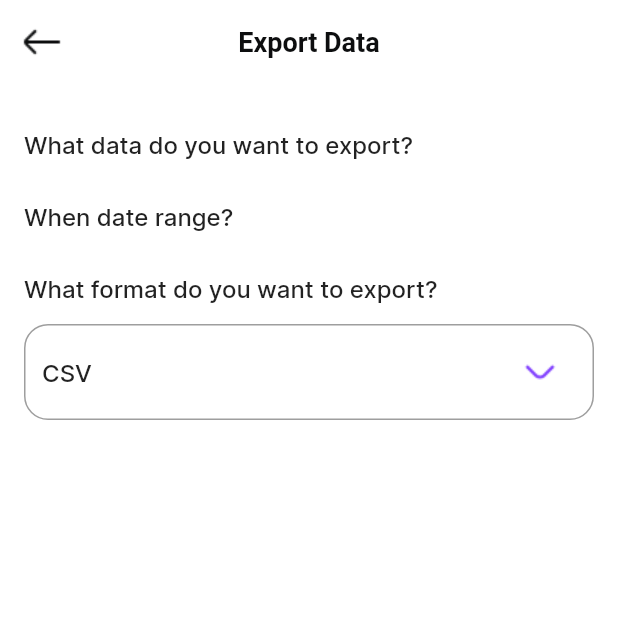
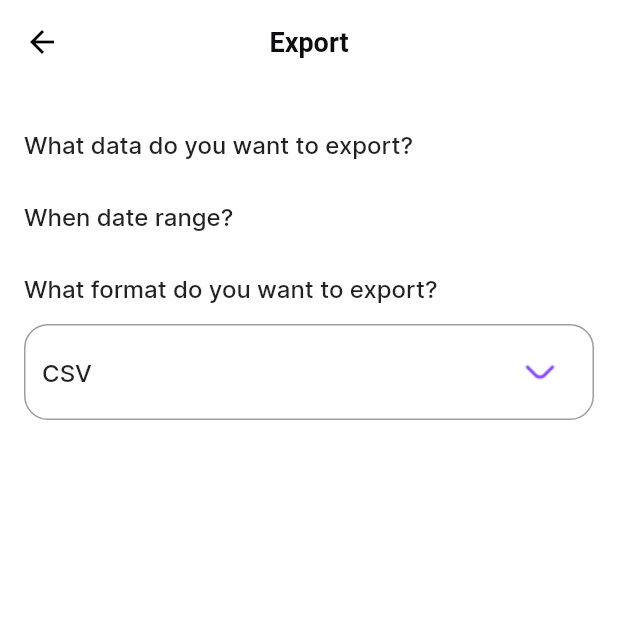
Before and after one commit to quydn720/expense-tracker, a Flutter app: the ExportPage screen opened by its route, on a phone screen of 412 x 824 dp, the top half of it. Run offline on Flutter 3.47's test engine with Material 2 defaults, Android fonts, the phone set to English and light mode, and no system bars; our stand-ins replace bloc, cloud_firestore, dartz, equatable, firebase_auth, firebase_core and 10 more; missing offline and left inert: firebase_auth_platform_interface; accounts and stored records are empty; statements that could not run were skipped.

Commit message:
Validate wallet state

```diff
--- a/lib/blocs/add_transaction/add_transaction_state.dart
+++ b/lib/blocs/add_transaction/add_transaction_state.dart
@@ -5,7 +5,7 @@ class AddTransactionState with _$AddTransactionState {
   const factory AddTransactionState({
     @Default(MoneyAmount.pure()) MoneyAmount amount,
     @Default('Category') String category,
-    Wallet? wallet,
+    @Default(Wallet.pure('', 0, '', '', Color(0xff000000))) Wallet wallet,
     String? description,
     @Default(FormzStatus.pure) FormzStatus status,
   }) = _AddTransactionState;
--- a/lib/presentations/pages/profile/account/account_page.dart
+++ b/lib/presentations/pages/profile/account/account_page.dart
@@ -13,7 +13,6 @@ class AccountPage extends StatelessWidget {
   Widget build(BuildContext context) {
     return Scaffold(
       appBar: AppBar(
-        iconTheme: const IconThemeData(color: Colors.black),
         title: const Text('Account', style: TextStyle(color: Colors.black)),
         backgroundColor: Colors.white,
       ),
--- a/lib/presentations/pages/profile/export/export_page.dart
+++ b/lib/presentations/pages/profile/export/export_page.dart
@@ -2,7 +2,6 @@ import 'package:flutter/material.dart';
 
 import 'package:expense_tracker/constants.dart';
 import 'package:expense_tracker/presentations/components/bars.dart';
-import 'package:expense_tracker/presentations/components/default_app_widget.dart';
 import 'package:expense_tracker/presentations/components/default_button.dart';
 
 import 'export_result_page.dart';
@@ -20,7 +19,8 @@ class _ExportPageState extends State<ExportPage> {
   int _selected = 0;
   @override
   Widget build(BuildContext context) {
-    return DefaultAppWidget(
+    return Scaffold(
+      appBar: AppBar(title: const Text('Export')),
       body: Padding(
         padding: const EdgeInsets.all(kMediumPadding),
         child: Column(
@@ -71,7 +71,6 @@ class _ExportPageState extends State<ExportPage> {
           ],
         ),
       ),
-      title: 'Export Data',
     );
   }
 }
--- a/lib/presentations/pages/transaction/fetch_transaction/transaction_list.dart
+++ b/lib/presentations/pages/transaction/fetch_transaction/transaction_list.dart
@@ -20,7 +20,9 @@ class TransactionPage extends StatelessWidget {
               child: Column(
                 crossAxisAlignment: CrossAxisAlignment.start,
                 children: [
-                  AppBar(
+                  Padding(
+                    padding: const EdgeInsets.only(right: kMediumPadding),
+                    child: AppBar(
                       leadingWidth: 150,
                       leading: const Chip(label: Text('November')),
                       actions: [
@@ -36,6 +38,7 @@ class TransactionPage extends StatelessWidget {
                           icon: Image.asset('assets/icons/sort.png'),
                         )
                       ],
+                    ),
                   ),
                   Container(
                     decoration: BoxDecoration(
--- a/lib/theme.dart
+++ b/lib/theme.dart
@@ -16,10 +16,12 @@ final theme = ThemeData(
     ),
   ),
   appBarTheme: AppBarTheme(
-      centerTitle: true,
-      elevation: 0,
-      backgroundColor: Colors.white,
-      titleTextStyle: title3.copyWith(color: kDark100)),
+    centerTitle: true,
+    elevation: 0,
+    backgroundColor: Colors.white,
+    titleTextStyle: title3.copyWith(color: kDark100),
+    iconTheme: const IconThemeData(color: Colors.black),
+  ),
   scaffoldBackgroundColor: kLight100,
   bottomSheetTheme: bottomSheetThemeData,
 );
--- a/packages/wallet_repository/lib/src/models/wallet.dart
+++ b/packages/wallet_repository/lib/src/models/wallet.dart
@@ -1,17 +1,30 @@
 import 'dart:ui';
-
+import 'package:formz/formz.dart';
 import 'package:meta/meta.dart';
 import 'package:uuid/uuid.dart';
 
 import 'package:wallet_repository/src/entities/entities.dart';
 
+enum WalletValidatorError { invalid }
+
 @immutable
-class Wallet {
+class Wallet extends FormzInput<String, WalletValidatorError> {
   final String id;
   final double amount;
   final String name;
   final String iconPath;
   final Color color;
+
+  const Wallet.pure(this.id, this.amount, this.name, this.iconPath, this.color)
+      : super.pure('');
+
+  const Wallet.dirty(
+    this.id,
+    this.amount,
+    this.name,
+    this.iconPath,
+    this.color,
+  ) : super.pure(id);
 
   Wallet({
     String? id,
@@ -19,14 +32,15 @@ class Wallet {
     required this.iconPath,
     required this.color,
     required this.amount,
-  }) : id = id ?? const Uuid().v4();
+  })  : id = id ?? const Uuid().v4(),
+        super.dirty(id!);
 
   WalletEntity toEntity() {
     return WalletEntity(
       id: id.trim(),
       amount: amount,
       name: name,
-      iconPath: iconPath,
+      iconPath: iconPath.trim(),
       color: color,
     );
   }
@@ -36,7 +50,7 @@ class Wallet {
       id: entity.id.trim(),
       amount: entity.amount,
       color: entity.color,
-      iconPath: entity.iconPath,
+      iconPath: entity.iconPath.trim(),
       name: entity.name,
     );
   }
@@ -84,4 +98,13 @@ class Wallet {
         iconPath.hashCode ^
         color.hashCode;
   }
+
+  @override
+  WalletValidatorError? validator(String? value) {
+    if (value!.isEmpty) {
+      return WalletValidatorError.invalid;
+    } else {
+      return null;
+    }
+  }
 }
--- a/packages/wallet_repository/pubspec.yaml
+++ b/packages/wallet_repository/pubspec.yaml
@@ -12,6 +12,7 @@ dependencies:
   equatable: ^2.0.3
   flutter:
     sdk: flutter
+  formz: ^0.4.1
   uuid: ^3.0.5
 
 dev_dependencies:
```
Also changed, not shown: lib/blocs/add_transaction/add_transaction_cubit.dart (+17 -2 lines), lib/blocs/add_transaction/add_transaction_cubit.freezed.dart, packages/wallet_repository/pubspec.lock. Lines whose indentation alone changed are shown as unchanged.
